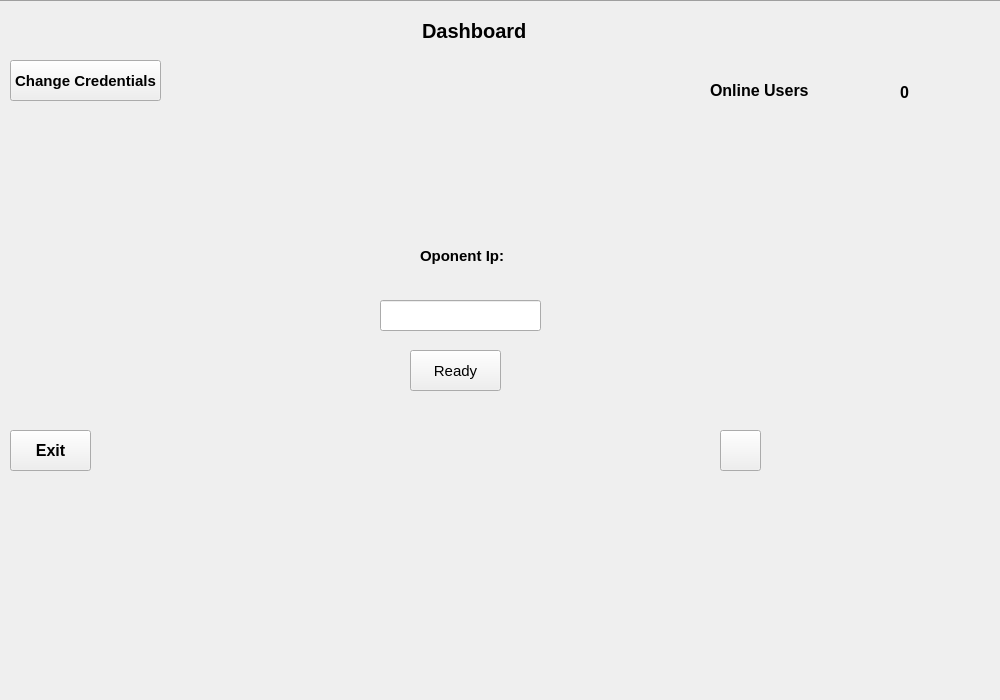
First picture: the form in windows/Dashboard/dashboard.ui, repository hamidreza2005/PlanetVsZombies, before the edit.
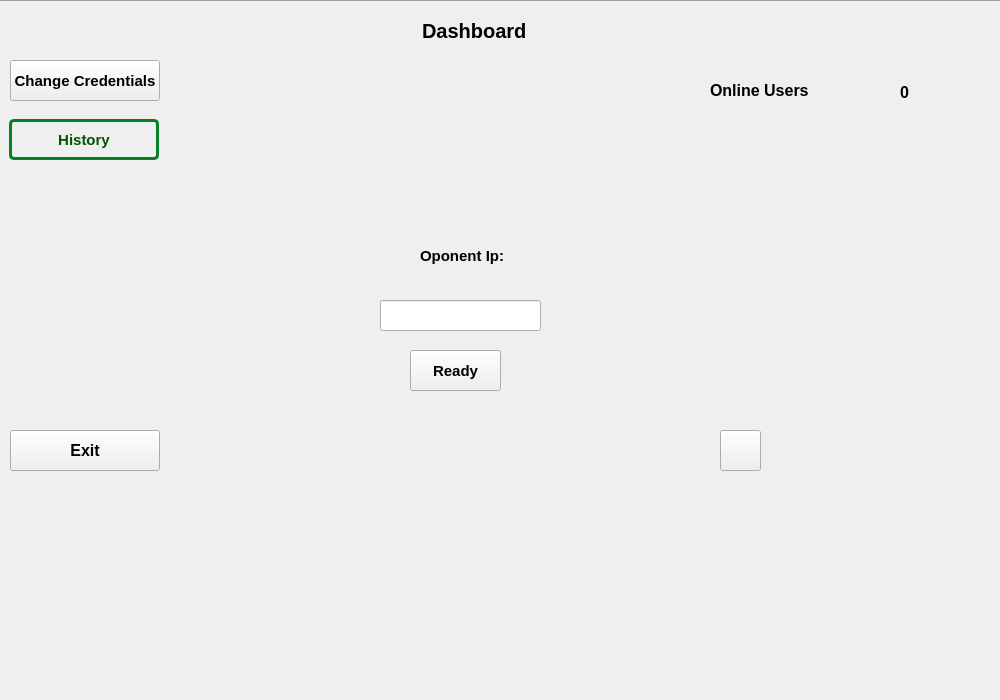
Second picture: the form after the edit. Icons and pictures are not drawn.

Commit message: add the ability to show history in client

The edit to the form file:
```diff
--- a/windows/Dashboard/dashboard.ui
+++ b/windows/Dashboard/dashboard.ui
@@ -60,7 +60,7 @@
     <rect>
      <x>10</x>
      <y>430</y>
-     <width>81</width>
+     <width>150</width>
      <height>41</height>
     </rect>
    </property>
@@ -101,7 +101,7 @@
     <rect>
      <x>10</x>
      <y>60</y>
-     <width>151</width>
+     <width>150</width>
      <height>41</height>
     </rect>
    </property>
@@ -143,6 +143,12 @@
      <height>41</height>
     </rect>
    </property>
+   <property name="font">
+    <font>
+     <pointsize>11</pointsize>
+     <bold>true</bold>
+    </font>
+   </property>
    <property name="text">
     <string>Ready</string>
    </property>
@@ -247,6 +253,33 @@
    <property name="frameShadow">
     <enum>QFrame::Shadow::Raised</enum>
    </property>
+   <widget class="QPushButton" name="history">
+    <property name="geometry">
+     <rect>
+      <x>20</x>
+      <y>120</y>
+      <width>150</width>
+      <height>41</height>
+     </rect>
+    </property>
+    <property name="font">
+     <font>
+      <pointsize>11</pointsize>
+      <bold>true</bold>
+     </font>
+    </property>
+    <property name="autoFillBackground">
+     <bool>false</bool>
+    </property>
+    <property name="styleSheet">
+     <string notr="true">color: rgb(0, 85, 0);
+border:3px solid #068027;
+border-radius:5px;</string>
+    </property>
+    <property name="text">
+     <string>History</string>
+    </property>
+   </widget>
   </widget>
   <zorder>frame</zorder>
   <zorder>label</zorder>
```
Left out of the diff: 3 changed lines with no effect on the pictures. The commit also changes 9 other files.
